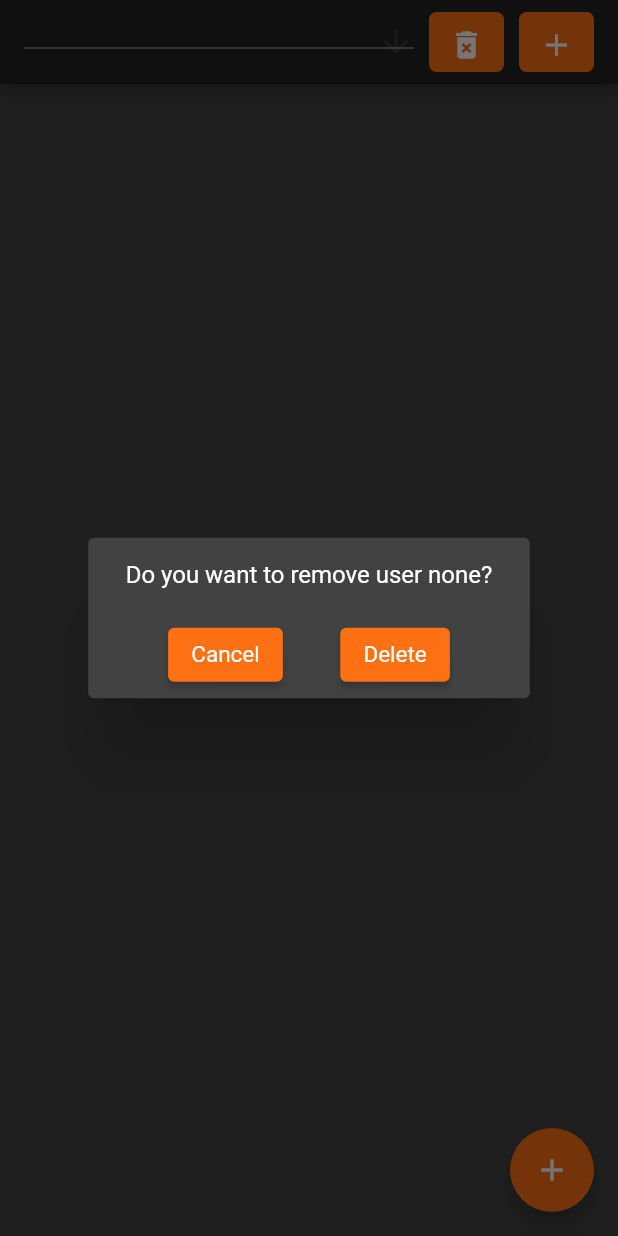
After one commit to filip-wan/rpg_manager_flutter, a Flutter app: the screen it shows after launch, after a tap on the "delete forever" icon, on a phone screen of 412 x 824 dp. The commit adds this screen. Run offline on Flutter 3.47's test engine with Material 2 defaults, Android fonts, the phone set to English and light mode, and no system bars.

Commit message:
✨ Implement removing users

```diff
--- a/lib/home.dart
+++ b/lib/home.dart
@@ -3,6 +3,7 @@ import 'package:rpg_manager_flutter/widgets/action_form.dart';
 import 'package:rpg_manager_flutter/widgets/action_list.dart';
 import 'package:rpg_manager_flutter/models/action_model.dart';
 import 'package:rpg_manager_flutter/models/user_storage.dart';
+import 'package:rpg_manager_flutter/widgets/delete_user_form.dart';
 import 'package:rpg_manager_flutter/widgets/new_user_form.dart';
 
 class HomePage extends StatefulWidget {
@@ -80,6 +81,26 @@ class _HomePageState extends State<HomePage> {
             this.currentUser = userName;
           });
           widget.storage.saveUsers(this.users, this.currentUser);
+          _loadActions();
+        },
+      ),
+    );
+  }
+
+  void _deleteUser() {
+    if (this.currentUser == "Anonymous") return;
+    showDialog(
+      context: context,
+      builder: (BuildContext context) => DeleteUserForm(
+        user: this.currentUser,
+        onDeleted: (String userName) {
+          setState(() {
+            this.users.remove(userName);
+            this.currentUser = this.users.last;
+          });
+          widget.storage.removeUser(userName);
+          widget.storage.saveUsers(this.users, this.currentUser);
+          _loadActions();
         },
       ),
     );
@@ -107,6 +128,17 @@ class _HomePageState extends State<HomePage> {
                 .toList(),
           ),
         ),
+        (this.currentUser == "Anonymous"
+            ? Text("")
+            : Container(
+                constraints: BoxConstraints(maxHeight: 40, maxWidth: 60),
+                padding: EdgeInsets.only(left: 10),
+                child: FlatButton(
+                  color: Theme.of(context).primaryColor,
+                  child: Icon(Icons.delete_forever),
+                  onPressed: () => _deleteUser(),
+                ),
+              )),
         Container(
           constraints: BoxConstraints(maxHeight: 40, maxWidth: 60),
           padding: EdgeInsets.only(left: 10),
--- a/lib/models/user_storage.dart
+++ b/lib/models/user_storage.dart
@@ -32,6 +32,12 @@ class UserStorage {
     _files.write(jsonString, _usersFileName);
   }
 
+  void removeUser(String currentUser) {
+    this.currentUser = currentUser;
+
+    _files.remove('${currentUser}_actions');
+  }
+
   Future<List<ActionModel>> loadActions() async {
     String jsonString = await _files.read(
       _actionsFileName(),
--- a/lib/utils/file_utility.dart
+++ b/lib/utils/file_utility.dart
@@ -28,4 +28,9 @@ class FileUtility {
       return defaultContent;
     }
   }
+
+  void remove(String fileName) async {
+    final file = await _localFile(fileName);
+    if (await file.exists()) await file.delete();
+  }
 }
--- /dev/null
+++ b/lib/widgets/delete_user_form.dart
@@ -0,0 +1,57 @@
+import 'package:flutter/material.dart';
+
+class DeleteUserForm extends StatelessWidget {
+  DeleteUserForm({Key key, this.user, this.onDeleted}) : super(key: key);
+
+  final Function onDeleted;
+  final String user;
+
+  @override
+  Widget build(BuildContext context) {
+    return AlertDialog(
+      contentPadding: EdgeInsets.fromLTRB(15, 5, 15, 5),
+      content: Stack(
+        overflow: Overflow.visible,
+        children: <Widget>[
+          SingleChildScrollView(
+            child: Column(
+              mainAxisSize: MainAxisSize.min,
+              children: <Widget>[
+                Container(
+                  padding: EdgeInsets.all(10),
+                  child: Text(
+                    "Do you want to remove user " + user + "?",
+                  ),
+                ),
+                Row(
+                  mainAxisAlignment: MainAxisAlignment.spaceEvenly,
+                  children: [
+                    Container(
+                      padding: const EdgeInsets.only(top: 10),
+                      child: ElevatedButton(
+                        child: Text("Cancel"),
+                        onPressed: () {
+                          Navigator.of(context).pop();
+                        },
+                      ),
+                    ),
+                    Container(
+                      padding: const EdgeInsets.only(top: 10),
+                      child: ElevatedButton(
+                        child: Text("Delete"),
+                        onPressed: () {
+                          onDeleted(user);
+                          Navigator.of(context).pop();
+                        },
+                      ),
+                    ),
+                  ],
+                )
+              ],
+            ),
+          ),
+        ],
+      ),
+    );
+  }
+}
```
